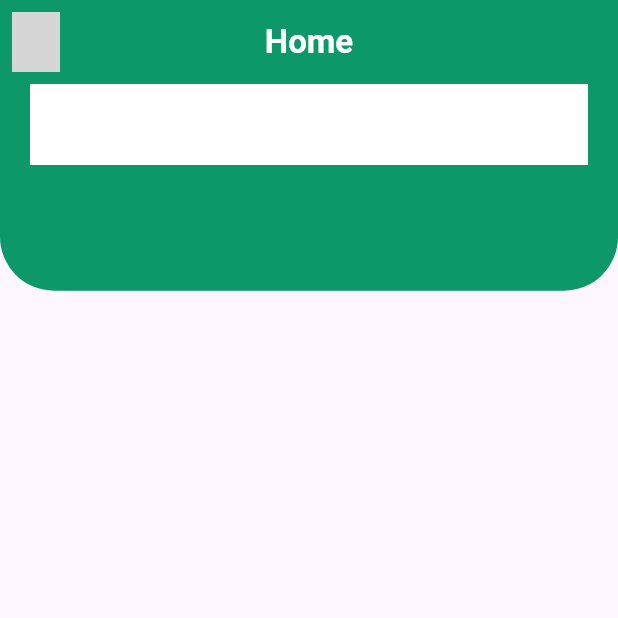
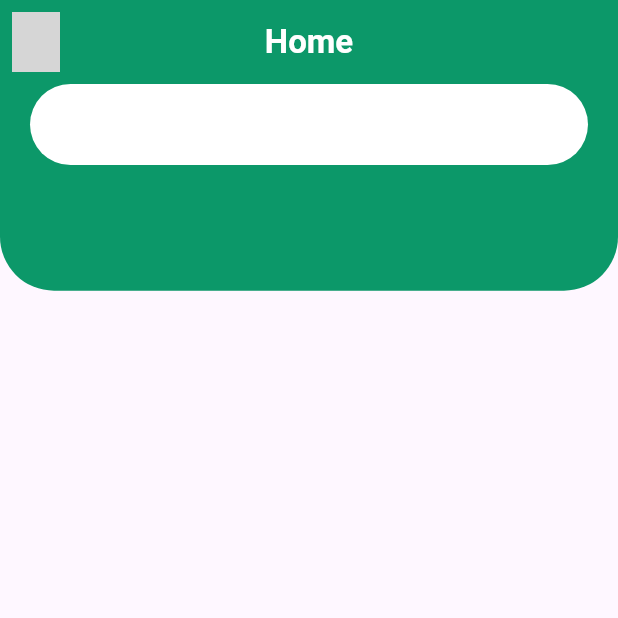
Before and after one commit to muhfarrasm/PlantApp_036, a Flutter app: the HomeScreen screen opened directly, on a phone screen of 412 x 824 dp, the top half of it. Run offline on Flutter 3.47's test engine with Material 3 defaults, Android fonts, the phone set to English and light mode, and no system bars; our stand-ins replace flutter_svg; grey boxes are pictures that could not be loaded.

Commit message:
Add- Box radius

```diff
--- a/lib/screens/home/components/body.dart
+++ b/lib/screens/home/components/body.dart
@@ -26,7 +26,8 @@ class BodyPage extends StatelessWidget {
                 margin: EdgeInsets.symmetric(horizontal: KDefaultPadding),
                 height: 54,
                 decoration: BoxDecoration(
-                  color: Colors.white
+                  color: Colors.white,
+                  borderRadius: BorderRadius.circular(28)
                 ),
 
 
```
